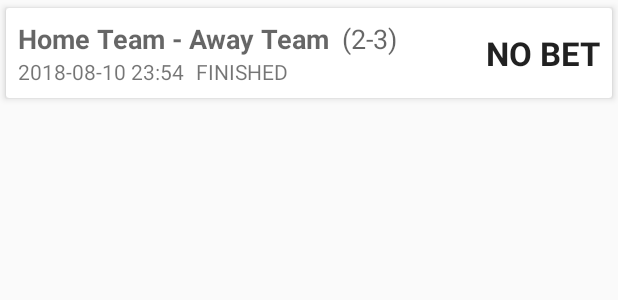
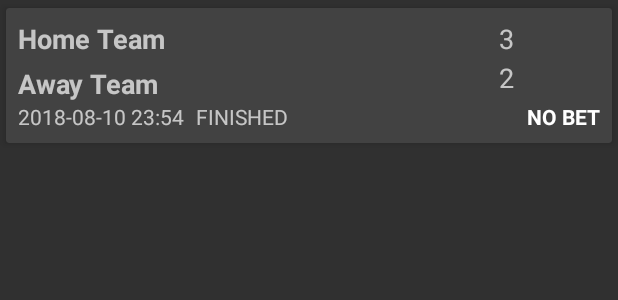
Before and after one commit to bhbets/bhbets-android-app, an Android app: the layout match_list_item.xml on its own in the app's theme, with its tools: preview values and no code run, on a phone screen of 412 x 824 dp. Shown: the top 300 px of the screen. Run offline under Robolectric (Android 15) with nearby library versions, the phone set to English and light mode, and no system bars.

```diff
--- a/app/build.gradle
+++ b/app/build.gradle
@@ -17,6 +17,8 @@ android {
         }
     }
     buildToolsVersion '27.0.3'
+
+    compileOptions.encoding = "UTF-8"
 }
 
 dependencies {
--- a/app/src/main/AndroidManifest.xml
+++ b/app/src/main/AndroidManifest.xml
@@ -10,7 +10,7 @@
         android:label="@string/app_name"
         android:roundIcon="@mipmap/ic_launcher_round"
         android:supportsRtl="true"
-        android:theme="@style/AppTheme">
+        android:theme="@style/Theme.AppCompat.NoActionBar">
         <activity android:name=".MainActivity">
             <intent-filter>
                 <action android:name="android.intent.action.MAIN" />
--- a/app/src/main/java/com/example/murbanski/myapplication/MainActivity.java
+++ b/app/src/main/java/com/example/murbanski/myapplication/MainActivity.java
@@ -22,7 +22,7 @@ public class MainActivity extends AppCompatActivity {
         super.onCreate(savedInstanceState);
         setContentView(R.layout.activity_main);
 
-        final ListView listView = findViewById(R.id.matchesView);
+        final ListView listView = findViewById(R.id.cardListView);
         listView.setOnItemClickListener(new AdapterView.OnItemClickListener() {
             @Override
             public void onItemClick(AdapterView<?> adapterView, View view, int position, long l) {
--- a/app/src/main/res/layout/match_list_item.xml
+++ b/app/src/main/res/layout/match_list_item.xml
@@ -13,16 +13,29 @@
         android:layout_height="wrap_content">
 
         <TextView
-            android:id="@+id/txt_match_teams"
+            android:id="@+id/txt_match_team_home"
             android:layout_width="0dp"
             android:layout_height="wrap_content"
             android:layout_marginStart="8dp"
             android:layout_marginTop="8dp"
-            android:text="Home Team - Away Team"
+            android:text="Home Team"
             android:textAppearance="@android:style/TextAppearance.Material.Medium"
             android:textStyle="bold"
             card_view:layout_constraintStart_toStartOf="parent"
             card_view:layout_constraintTop_toTopOf="parent" />
+
+        <TextView
+            android:id="@+id/txt_match_team_away"
+            android:layout_width="0dp"
+            android:layout_height="wrap_content"
+            android:layout_marginStart="8dp"
+            android:layout_marginTop="30dp"
+            android:text="Away Team"
+            android:textAppearance="@android:style/TextAppearance.Material.Medium"
+            android:textStyle="bold"
+            card_view:layout_constraintStart_toStartOf="parent"
+            card_view:layout_constraintTop_toBottomOf="@+id/txt_match_team_home"
+            card_view:layout_constraintTop_toTopOf="@+id/txt_match_team_home" />
 
         <TextView
             android:id="@+id/txt_match_date"
@@ -33,20 +46,36 @@
             android:text="2018-08-10 23:54"
             card_view:layout_constraintBottom_toBottomOf="parent"
             card_view:layout_constraintStart_toStartOf="parent"
-            card_view:layout_constraintTop_toBottomOf="@+id/txt_match_teams" />
+            card_view:layout_constraintTop_toBottomOf="@+id/txt_match_team_away" />
 
         <TextView
-            android:id="@+id/txt_match_result"
+            android:id="@+id/txt_match_result_home"
             android:layout_width="0dp"
             android:layout_height="wrap_content"
             android:layout_marginEnd="8dp"
             android:layout_marginStart="8dp"
             android:layout_marginTop="8dp"
-            android:text="(2-3)"
+            android:text="3"
+            android:textAlignment="textEnd"
             android:textAppearance="@android:style/TextAppearance.Material.Medium"
-            card_view:layout_constraintBottom_toBottomOf="@+id/txt_match_teams"
+            card_view:layout_constraintBottom_toBottomOf="@+id/txt_match_team_home"
             card_view:layout_constraintEnd_toStartOf="@+id/txt_user_bet"
-            card_view:layout_constraintStart_toEndOf="@+id/txt_match_teams"
+            card_view:layout_constraintStart_toEndOf="@+id/txt_match_team_home"
+            card_view:layout_constraintTop_toTopOf="parent" />
+
+        <TextView
+            android:id="@+id/txt_match_result_away"
+            android:layout_width="0dp"
+            android:layout_height="wrap_content"
+            android:layout_marginEnd="8dp"
+            android:layout_marginStart="8dp"
+            android:layout_marginTop="30dp"
+            android:text="2"
+            android:textAlignment="textEnd"
+            android:textAppearance="@android:style/TextAppearance.Material.Medium"
+            card_view:layout_constraintBottom_toBottomOf="@+id/txt_match_team_away"
+            card_view:layout_constraintEnd_toStartOf="@+id/txt_user_bet"
+            card_view:layout_constraintStart_toEndOf="@+id/txt_match_team_away"
             card_view:layout_constraintTop_toTopOf="parent" />
 
         <TextView
@@ -56,9 +85,11 @@
             android:layout_marginBottom="8dp"
             android:layout_marginEnd="8dp"
             android:layout_marginTop="8dp"
-            android:gravity="right|center_vertical"
+            android:gravity="bottom|right|center_vertical"
             android:text="NO BET"
+            android:textAlignment="gravity"
             android:textAppearance="@android:style/TextAppearance.Material.Large"
+            android:textSize="14sp"
             android:textStyle="bold"
             card_view:layout_constraintBottom_toBottomOf="parent"
             card_view:layout_constraintEnd_toEndOf="parent"
@@ -75,7 +106,7 @@
             card_view:layout_constraintBottom_toBottomOf="parent"
             card_view:layout_constraintEnd_toStartOf="@+id/txt_user_bet"
             card_view:layout_constraintStart_toEndOf="@+id/txt_match_date"
-            card_view:layout_constraintTop_toBottomOf="@+id/txt_match_teams" />
+            card_view:layout_constraintTop_toBottomOf="@+id/txt_match_team_away" />
     </android.support.constraint.ConstraintLayout>
 
 </android.support.v7.widget.CardView>
```
Also changed, not shown: app/src/main/java/com/example/murbanski/myapplication/MatchDataAdapter.java (+19 -3 lines), app/src/main/res/drawable/card_background.xml (added, +28 -0 lines), app/src/main/res/layout/activity_main.xml (+13 -9 lines), app/src/main/res/layout/list_item.xml (added, +24 -0 lines).
